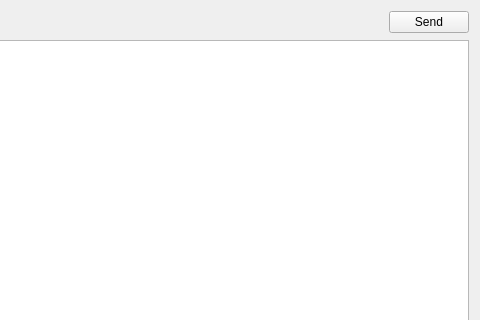
Old version of the form src/ARM_R_viewCore/AtlantTabWidget.ui in the repository nevaeh82/arm_r; both pictures show x 511 to 991 and y 0 to 320 of the 991 by 586 pixel window.
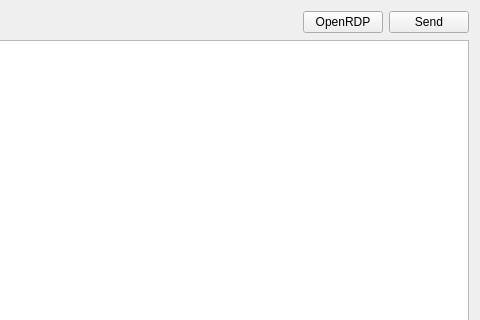
New version of the form.

Commit message: added pushbutton for atlant widget for open rdp

```diff
--- a/src/ARM_R_viewCore/AtlantTabWidget.ui
+++ b/src/ARM_R_viewCore/AtlantTabWidget.ui
@@ -70,6 +70,13 @@
        </property>
       </spacer>
      </item>
+     <item>
+      <widget class="QPushButton" name="pbOpenRDP">
+       <property name="text">
+        <string>OpenRDP</string>
+       </property>
+      </widget>
+     </item>
      <item>
       <widget class="QPushButton" name="sendPB">
        <property name="text">
```
The commit also changes 8 other files.
